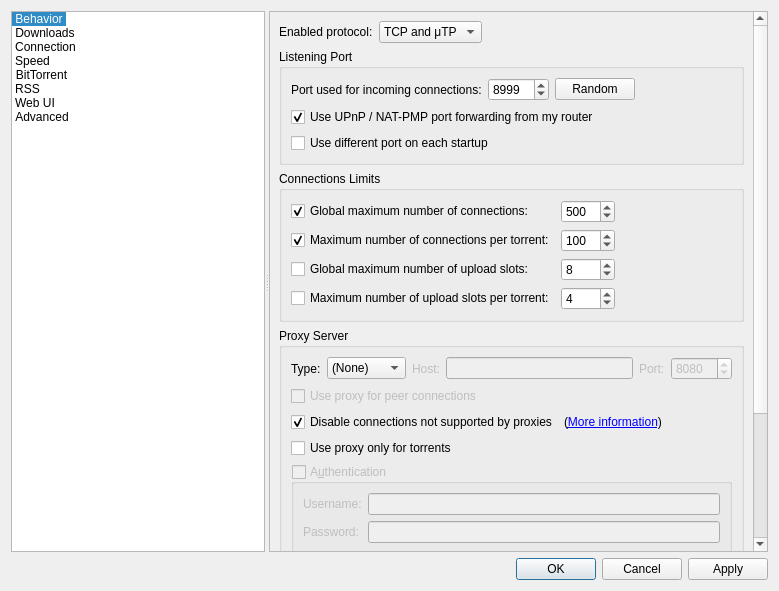
First picture: the form in src/gui/optionsdialog.ui, repository SysAdminDoc/qBittorrent-Vanced, before the edit.
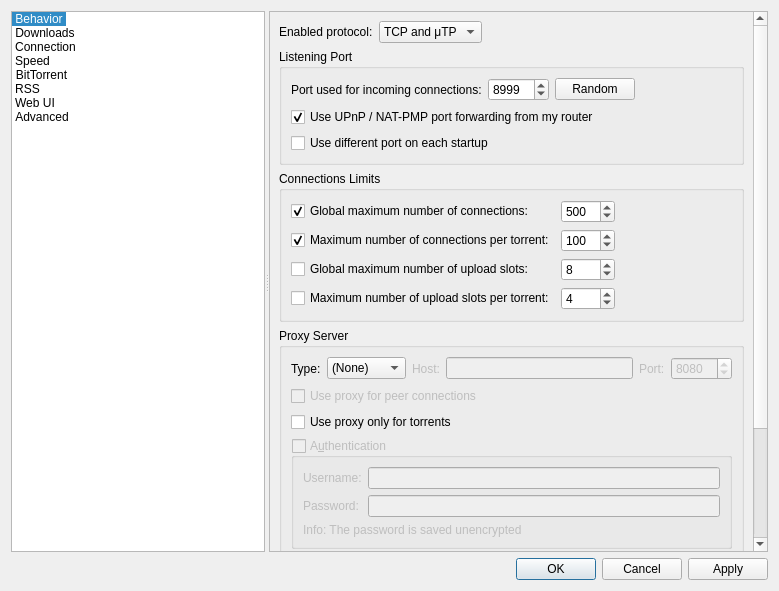
Second picture: the form after the edit. The open tabs and pages were chosen to show the change. Custom widgets are drawn as their Qt base class.

```diff
--- a/src/gui/optionsdialog.ui
+++ b/src/gui/optionsdialog.ui
@@ -1633,43 +1633,6 @@
                  </property>
                 </widget>
                </item>
-               <item>
-                <layout class="QHBoxLayout" name="forceProxyHorizontalLayout">
-                 <item>
-                  <widget class="QCheckBox" name="checkForceProxy">
-                   <property name="text">
-                    <string>Disable connections not supported by proxies</string>
-                   </property>
-                   <property name="checked">
-                    <bool>true</bool>
-                   </property>
-                  </widget>
-                 </item>
-                 <item>
-                  <widget class="QLabel" name="labelForceProxy">
-                   <property name="text">
-                    <string>(&lt;a href=&quot;https://github.com/qbittorrent/qBittorrent/wiki/Disable-connections-not-supported-by-proxies&quot;&gt;More information&lt;/a&gt;)</string>
-                   </property>
-                   <property name="openExternalLinks">
-                    <bool>true</bool>
-                   </property>
-                  </widget>
-                 </item>
-                 <item>
-                  <spacer name="horizontalSpacer_22">
-                   <property name="orientation">
-                    <enum>Qt::Horizontal</enum>
-                   </property>
-                   <property name="sizeHint" stdset="0">
-                    <size>
-                     <width>40</width>
-                     <height>20</height>
-                    </size>
-                   </property>
-                  </spacer>
-                 </item>
-                </layout>
-               </item>
                <item>
                 <widget class="QCheckBox" name="isProxyOnlyForTorrents">
                  <property name="toolTip">
```
Left out of the diff: 1 changed line with no effect on the pictures.
